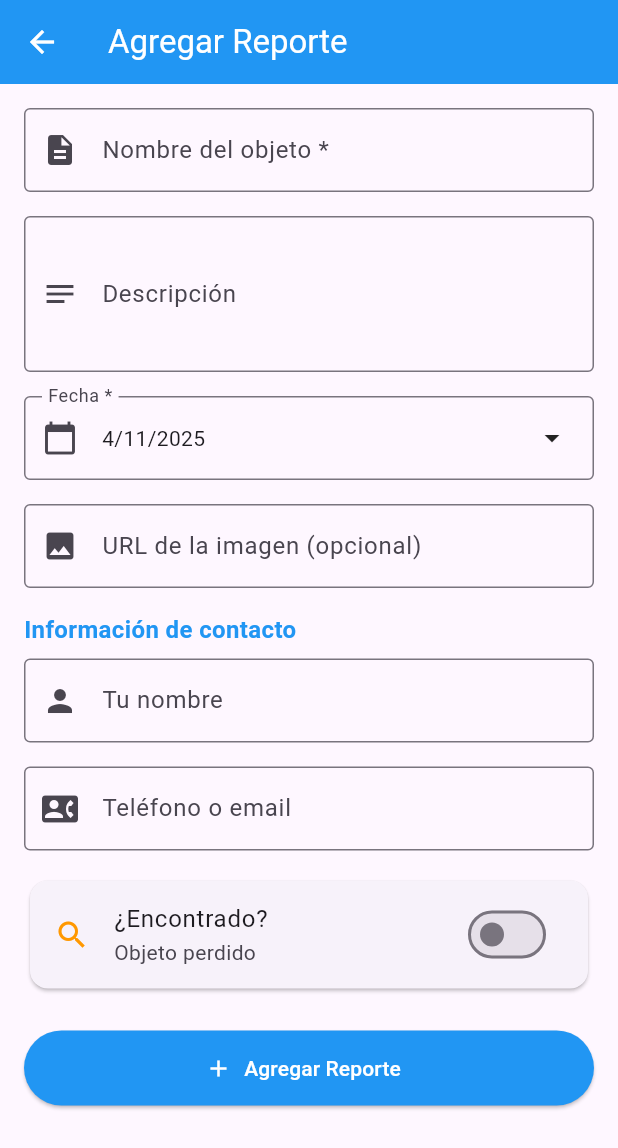
After one commit to ProyectoDeProgramacionUDEC/Ingenier-a_de_software_grupo6, a Flutter app: the AgregarReporteScreen screen opened directly, on a phone screen of 412 x 824 dp. The commit adds this screen. Shown: the top 1148 px of the screen. Run offline on Flutter 3.47's test engine with Material 3 defaults, Android fonts, the phone set to English and light mode, and no system bars; missing offline and left inert: dart:js_interop.

Commit message:
merge: de todas las ramas previsionalmente

```diff
--- a/programa/lib/Clases/reporte.dart
+++ b/programa/lib/Clases/reporte.dart
@@ -6,6 +6,8 @@ class Reporte {
   final bool encontrado;
   final String nombreUsuario;
   final String contactoUsuario;
+  final bool PersonalUdec;
+  final bool tipoObjeto;
 
   Reporte({
     required this.nombre,
@@ -15,5 +17,7 @@ class Reporte {
     this.descripcion = '',
     this.nombreUsuario = '',
     this.contactoUsuario = '',
+    required this.PersonalUdec,
+    required this.tipoObjeto,
   });
 }
--- /dev/null
+++ b/programa/lib/Clases/reporte_list.dart
@@ -0,0 +1,19 @@
+import 'package:flutter/material.dart';
+import 'package:programa/Clases/reporte.dart';
+import 'package:programa/componenetes/reporte_card.dart';
+
+class ListaReportes extends StatelessWidget {
+  final List<Reporte> reportes;
+
+  const ListaReportes({super.key, required this.reportes});
+
+  @override
+  Widget build(BuildContext context) {
+    return ListView.builder(
+      itemCount: reportes.length,
+      itemBuilder: (context, index) {
+        return ReporteCard(reporte: reportes[index]);
+      },
+    );
+  }
+}
--- a/programa/lib/ventanas/Ventana_inicio_de_usuario.dart
+++ b/programa/lib/ventanas/Ventana_inicio_de_usuario.dart
@@ -3,7 +3,8 @@ import 'package:programa/Styles/Text.dart';
 import 'package:programa/Styles/app_colors.dart';
 import 'package:programa/ventanas/Administrador.dart';
 import 'package:programa/ventanas/Tipo_de_usuario.dart';
-import 'package:programa/ventanas/ver_objetos_propios.dart';
+import 'package:programa/ventanas/objetos_perdidos_screen.dart';
+import 'package:programa/ventanas/Tipo_de_usuario.dart';
 
 class VentanaInicioDeUsuario extends StatelessWidget {
   const VentanaInicioDeUsuario({super.key});
@@ -19,7 +20,7 @@ class VentanaInicioDeUsuario extends StatelessWidget {
           texto: "REPORTAR OBJETO",
         ),
         BotonVentanaInicio(
-          navegar: (context) => const VentanaVerObjetosPropios(),
+          navegar: (context) => const PerdidosScreen(todosLosReportes: []),
           texto: "VER OBJETOS",
         ),
         BotonVentanaInicio(
--- /dev/null
+++ b/programa/lib/ventanas/agregar_reporte_screen.dart
@@ -0,0 +1,217 @@
+import 'package:flutter/material.dart';
+import 'package:programa/Clases/reporte.dart';
+
+class AgregarReporteScreen extends StatefulWidget {
+  final Function(Reporte) onReporteAgregado;
+  final bool personalUdec; // true=Estudiante, false=Persona externa
+  final bool esEncontrado; // true=Encontrado, false=Perdido
+
+  const AgregarReporteScreen({
+    super.key,
+    required this.onReporteAgregado,
+    required this.esEncontrado,
+    required this.personalUdec,
+  });
+  @override
+  State<AgregarReporteScreen> createState() => _AgregarReporteScreenState();
+}
+
+class _AgregarReporteScreenState extends State<AgregarReporteScreen> {
+  final _formKey = GlobalKey<FormState>();
+  final _nombreController = TextEditingController();
+  final _descripcionController = TextEditingController();
+  final _nombreUsuarioController = TextEditingController();
+  final _contactoUsuarioController = TextEditingController();
+  final _imagenUrlController = TextEditingController();
+
+  DateTime _fechaSeleccionada = DateTime.now();
+  bool _encontrado = false;
+
+  @override
+  void dispose() {
+    _nombreController.dispose();
+    _descripcionController.dispose();
+    _nombreUsuarioController.dispose();
+    _contactoUsuarioController.dispose();
+    _imagenUrlController.dispose();
+    super.dispose();
+  }
+
+  Future<void> _seleccionarFecha() async {
+    final DateTime? fecha = await showDatePicker(
+      context: context,
+      initialDate: _fechaSeleccionada,
+      firstDate: DateTime(2000),
+      lastDate: DateTime.now(),
+    );
+
+    if (fecha != null) {
+      setState(() {
+        _fechaSeleccionada = fecha;
+      });
+    }
+  }
+
+  void _agregarReporte() {
+    if (_formKey.currentState!.validate()) {
+      final nuevoReporte = Reporte(
+        nombre: _nombreController.text,
+        fecha: _fechaSeleccionada,
+        imagenUrl: _imagenUrlController.text.isEmpty
+            ? 'https://via.placeholder.com/150'
+            : _imagenUrlController.text,
+        encontrado: _encontrado,
+        descripcion: _descripcionController.text,
+        nombreUsuario: _nombreUsuarioController.text,
+        contactoUsuario: _contactoUsuarioController.text,
+        PersonalUdec: true,
+        tipoObjeto: true,
+      );
+
+      widget.onReporteAgregado(nuevoReporte);
+      Navigator.of(context).pop();
+    }
+  }
+
+  @override
+  Widget build(BuildContext context) {
+    return Scaffold(
+      appBar: AppBar(
+        title: const Text('Agregar Reporte'),
+        backgroundColor: Colors.blue,
+        foregroundColor: Colors.white,
+      ),
+      body: Padding(
+        padding: const EdgeInsets.all(16.0),
+        child: Form(
+          key: _formKey,
+          child: ListView(
+            children: [
+              TextFormField(
+                controller: _nombreController,
+                decoration: const InputDecoration(
+                  labelText: 'Nombre del objeto *',
+                  border: OutlineInputBorder(),
+                  prefixIcon: Icon(Icons.description),
+                ),
+                validator: (value) {
+                  if (value == null || value.isEmpty) {
+                    return 'Por favor ingresa un nombre';
+                  }
+                  return null;
+                },
+              ),
+              const SizedBox(height: 16),
+
+              TextFormField(
+                controller: _descripcionController,
+                decoration: const InputDecoration(
+                  labelText: 'Descripción',
+                  border: OutlineInputBorder(),
+                  prefixIcon: Icon(Icons.notes),
+                  hintText: 'Describe el objeto...',
+                ),
+                maxLines: 3,
+              ),
+              const SizedBox(height: 16),
+
+              InkWell(
+                onTap: _seleccionarFecha,
+                child: InputDecorator(
+                  decoration: const InputDecoration(
+                    labelText: 'Fecha *',
+                    border: OutlineInputBorder(),
+                    prefixIcon: Icon(Icons.calendar_today),
+                  ),
+                  child: Row(
+                    mainAxisAlignment: MainAxisAlignment.spaceBetween,
+                    children: [
+                      Text(
+                        '${_fechaSeleccionada.day}/${_fechaSeleccionada.month}/${_fechaSeleccionada.year}',
+                      ),
+                      const Icon(Icons.arrow_drop_down),
+                    ],
+                  ),
+                ),
+              ),
+              const SizedBox(height: 16),
+
+              TextFormField(
+                controller: _imagenUrlController,
+                decoration: const InputDecoration(
+                  labelText: 'URL de la imagen (opcional)',
+                  border: OutlineInputBorder(),
+                  prefixIcon: Icon(Icons.image),
+                  hintText: 'https://ejemplo.com/imagen.jpg',
+                ),
+              ),
+              const SizedBox(height: 16),
+
+              const Text(
+                'Información de contacto',
+                style: TextStyle(
+                  fontSize: 16,
+                  fontWeight: FontWeight.bold,
+                  color: Colors.blue,
+                ),
+              ),
+              const SizedBox(height: 8),
+
+              TextFormField(
+                controller: _nombreUsuarioController,
+                decoration: const InputDecoration(
+                  labelText: 'Tu nombre',
+                  border: OutlineInputBorder(),
+                  prefixIcon: Icon(Icons.person),
+                ),
+              ),
+              const SizedBox(height: 16),
+
+              TextFormField(
+                controller: _contactoUsuarioController,
+                decoration: const InputDecoration(
+                  labelText: 'Teléfono o email',
+                  border: OutlineInputBorder(),
+                  prefixIcon: Icon(Icons.contact_phone),
+                ),
+                keyboardType: TextInputType.emailAddress,
+              ),
+              const SizedBox(height: 16),
+
+              Card(
+                child: SwitchListTile(
+                  title: const Text('¿Encontrado?'),
+                  subtitle: Text(
+                    _encontrado ? 'Objeto encontrado' : 'Objeto perdido',
+                  ),
+                  value: _encontrado,
+                  onChanged: (value) {
+                    setState(() {
+                      _encontrado = value;
+                    });
+                  },
+                  secondary: Icon(
+                    _encontrado ? Icons.check_circle : Icons.search,
+                    color: _encontrado ? Colors.green : Colors.orange,
+                  ),
+                ),
+              ),
+              const SizedBox(height: 24),
+
+              ElevatedButton.icon(
+                onPressed: _agregarReporte,
+                icon: const Icon(Icons.add),
+                label: const Text('Agregar Reporte'),
+                style: ElevatedButton.styleFrom(
+                  backgroundColor: Colors.blue,
+                  foregroundColor: Colors.white,
+                  minimumSize: const Size(double.infinity, 50),
+                ),
+              ),
+            ],
+          ),
+        ),
+      ),
+    );
+  }
+}
```
Also changed, not shown: programa/lib/componenetes/BotonPersonalUdec.dart (+3 -6 lines), programa/lib/componenetes/barraDeBusqueda.dart (added, +22 -0 lines), programa/lib/ventanas/Tipo_de_usuario.dart (+71 -17 lines), programa/lib/ventanas/VentanaFormulario.dart (deleted, +0 -10 lines), programa/lib/ventanas/objetos_encontrados_sreen.dart (added, +19 -0 lines), programa/lib/ventanas/objetos_perdidos_screen.dart (added, +20 -0 lines), programa/lib/ventanas/reportes_tab_sreen.dart (added, +65 -0 lines), programa/lib/ventanas/ver_objetos_propios.dart (deleted, +0 -10 lines).
